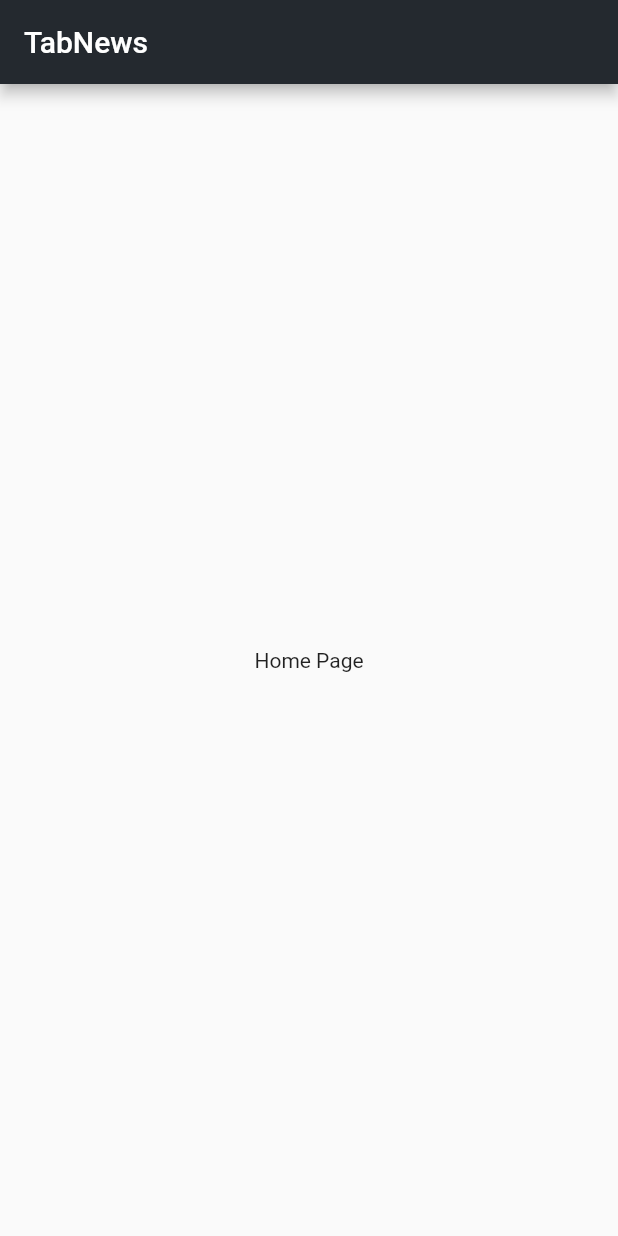
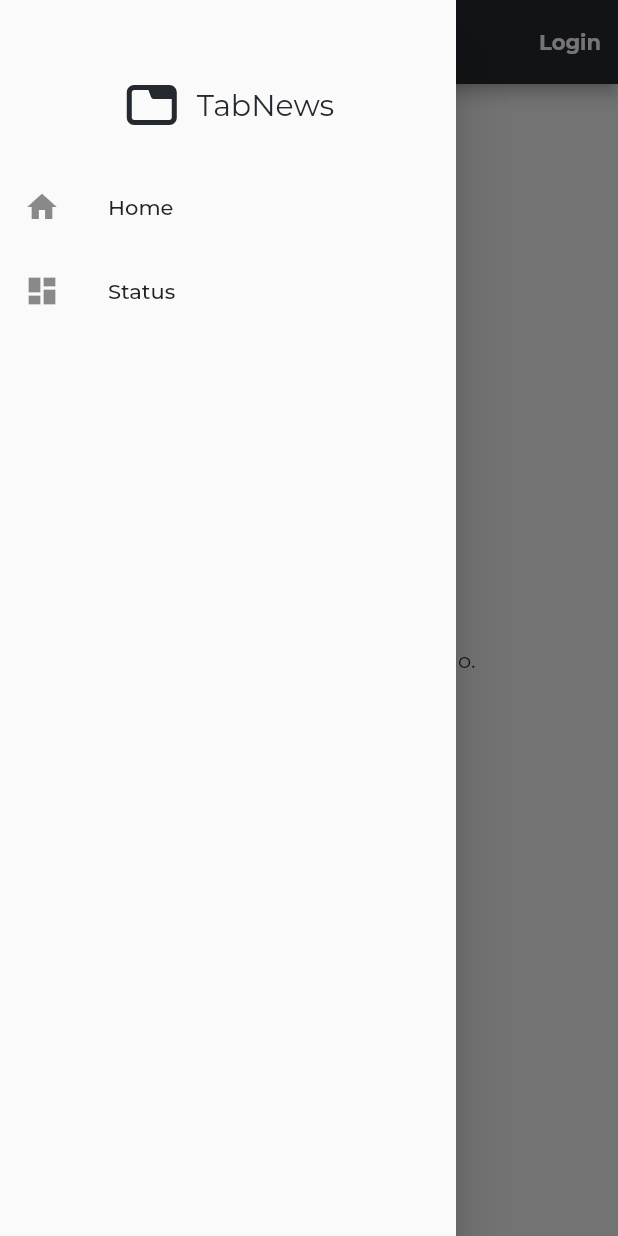
Before and after one commit to Leleocastro/tabnews, a Flutter app: the screen it shows after launch, with the side drawer open (before the commit the screen has no drawer), on a phone screen of 412 x 824 dp. Run offline on Flutter 3.47's test engine with Material 2 defaults, Android fonts, the phone set to English and light mode, and no system bars; our stand-ins replace flutter_svg, get, google_fonts.

Commit message:
feat: main pages

```diff
--- a/lib/main.dart
+++ b/lib/main.dart
@@ -1,35 +1,7 @@
 import 'package:flutter/material.dart';
 
-import 'src/pages/home/home_page.dart';
+import 'src/my_app.dart';
 
 void main() {
   runApp(const MyApp());
 }
-
-class MyApp extends StatelessWidget {
-  const MyApp({Key? key}) : super(key: key);
-
-  @override
-  Widget build(BuildContext context) {
-    return MaterialApp(
-      debugShowCheckedModeBanner: false,
-      title: 'TabNews',
-      theme: ThemeData(
-        colorScheme: const ColorScheme(
-          primary: Color(0xFF24292f),
-          secondary: Colors.blue,
-          surface: Colors.black,
-          background: Colors.white,
-          error: Colors.red,
-          onPrimary: Colors.white,
-          onSecondary: Color(0xFF24292f),
-          onSurface: Color(0xFF24292f),
-          onBackground: Colors.white,
-          onError: Colors.white,
-          brightness: Brightness.light,
-        ),
-      ),
-      home: const HomePage(),
-    );
-  }
-}
--- /dev/null
+++ b/lib/src/components/drawer_widget.dart
@@ -0,0 +1,59 @@
+import 'package:flutter/material.dart';
+import 'package:flutter_svg/flutter_svg.dart';
+
+class DrawerWidget extends StatelessWidget {
+  const DrawerWidget({
+    Key? key,
+  }) : super(key: key);
+
+  @override
+  Widget build(BuildContext context) {
+    return Drawer(
+      child: Padding(
+        padding: const EdgeInsets.symmetric(vertical: 50),
+        child: Column(
+          children: [
+            Row(
+              mainAxisAlignment: MainAxisAlignment.center,
+              children: [
+                SvgPicture.asset(
+                  'assets/images/favicon.svg',
+                  color: Theme.of(context).colorScheme.primary,
+                  height: 40,
+                  width: 40,
+                ),
+                const SizedBox(
+                  width: 10,
+                ),
+                Text(
+                  'TabNews',
+                  style: TextStyle(
+                    color: Theme.of(context).colorScheme.primary,
+                    fontSize: 20,
+                  ),
+                ),
+              ],
+            ),
+            const SizedBox(
+              height: 20,
+            ),
+            ListTile(
+              leading: const Icon(Icons.home),
+              title: const Text('Home'),
+              onTap: () {
+                Navigator.pop(context);
+              },
+            ),
+            ListTile(
+              leading: const Icon(Icons.dashboard),
+              title: const Text('Status'),
+              onTap: () {
+                Navigator.pop(context);
+              },
+            ),
+          ],
+        ),
+      ),
+    );
+  }
+}
--- /dev/null
+++ b/lib/src/my_app.dart
@@ -0,0 +1,35 @@
+import 'package:flutter/material.dart';
+import 'package:get/get.dart';
+import 'package:google_fonts/google_fonts.dart';
+import 'package:tabnews/src/routes/app_pages.dart';
+import 'package:tabnews/src/routes/app_routes.dart';
+
+class MyApp extends StatelessWidget {
+  const MyApp({Key? key}) : super(key: key);
+
+  @override
+  Widget build(BuildContext context) {
+    return GetMaterialApp(
+      debugShowCheckedModeBanner: false,
+      title: 'TabNews',
+      theme: ThemeData(
+        textTheme: GoogleFonts.montserratTextTheme(),
+        colorScheme: const ColorScheme(
+          primary: Color(0xFF24292f),
+          secondary: Colors.blue,
+          surface: Colors.black,
+          background: Colors.white,
+          error: Colors.red,
+          onPrimary: Colors.white,
+          onSecondary: Color(0xFF24292f),
+          onSurface: Color(0xFF24292f),
+          onBackground: Colors.white,
+          onError: Colors.white,
+          brightness: Brightness.light,
+        ),
+      ),
+      initialRoute: Routes.home,
+      getPages: AppPages.routes,
+    );
+  }
+}
--- /dev/null
+++ b/lib/src/pages/home/home_controller.dart
@@ -0,0 +1,5 @@
+import 'package:get/get.dart';
+
+class HomeController {
+  HomeController();
+}
--- a/lib/src/pages/home/home_page.dart
+++ b/lib/src/pages/home/home_page.dart
@@ -1,4 +1,8 @@
 import 'package:flutter/material.dart';
+import 'package:flutter_svg/flutter_svg.dart';
+
+import '../../components/drawer_widget.dart';
+import '../../routes/app_routes.dart';
 
 class HomePage extends StatefulWidget {
   const HomePage({Key? key}) : super(key: key);
@@ -8,14 +12,40 @@ class HomePage extends StatefulWidget {
 }
 
 class _HomePageState extends State<HomePage> {
+  final GlobalKey<ScaffoldState> _scaffoldKey = GlobalKey<ScaffoldState>();
   @override
   Widget build(BuildContext context) {
     return Scaffold(
+      key: _scaffoldKey,
+      drawer: const DrawerWidget(),
       appBar: AppBar(
         title: const Text('TabNews'),
+        leading: IconButton(
+          icon: SvgPicture.asset(
+            'assets/images/favicon.svg',
+            color: Colors.white,
+          ),
+          onPressed: () {
+            _scaffoldKey.currentState!.openDrawer();
+          },
+        ),
+        actions: [
+          TextButton(
+            onPressed: () {
+              Navigator.of(context).pushNamed(Routes.login);
+            },
+            child: const Text(
+              'Login',
+              style: TextStyle(
+                color: Colors.white,
+                fontWeight: FontWeight.bold,
+              ),
+            ),
+          ),
+        ],
       ),
       body: const Center(
-        child: Text('Home Page'),
+        child: Text('Nenhum conteúdo encontrado.'),
       ),
     );
   }
--- /dev/null
+++ b/lib/src/pages/login/login_controller.dart
@@ -0,0 +1 @@
+class LoginController {}
--- /dev/null
+++ b/lib/src/routes/app_pages.dart
@@ -0,0 +1,39 @@
+import 'package:get/get.dart';
+import 'package:tabnews/src/pages/home/home_controller.dart';
+import 'package:tabnews/src/pages/login/login_page.dart';
+import 'package:tabnews/src/pages/login/signup_page.dart';
+
+import '../pages/home/home_page.dart';
+import '../pages/login/login_controller.dart';
+import 'app_routes.dart';
+
+class AppPages {
+  static final routes = [
+    GetPage(
+      name: Routes.home,
+      page: () => const HomePage(),
+      binding: BindingsBuilder(
+        () {
+          Get.lazyPut<HomeController>(
+            () => HomeController(),
+          );
+        },
+      ),
+    ),
+    GetPage(
+      name: Routes.login,
+      page: () => const LoginPage(),
+      binding: BindingsBuilder(
+        () {
+          Get.lazyPut<LoginController>(
+            () => LoginController(),
+          );
+        },
+      ),
+    ),
+    GetPage(
+      name: Routes.signup,
+      page: () => const SignupPage(),
+    ),
+  ];
+}
--- /dev/null
+++ b/lib/src/routes/app_routes.dart
@@ -0,0 +1,5 @@
+abstract class Routes {
+  static const home = '/';
+  static const login = '/login';
+  static const signup = '/signup';
+}
```
Also changed, not shown: lib/src/pages/login/login_page.dart (added, +147 -0 lines), lib/src/pages/login/signup_page.dart (added, +173 -0 lines), pubspec.yaml (+7 -38 lines), pubspec.lock, 2 other files.
